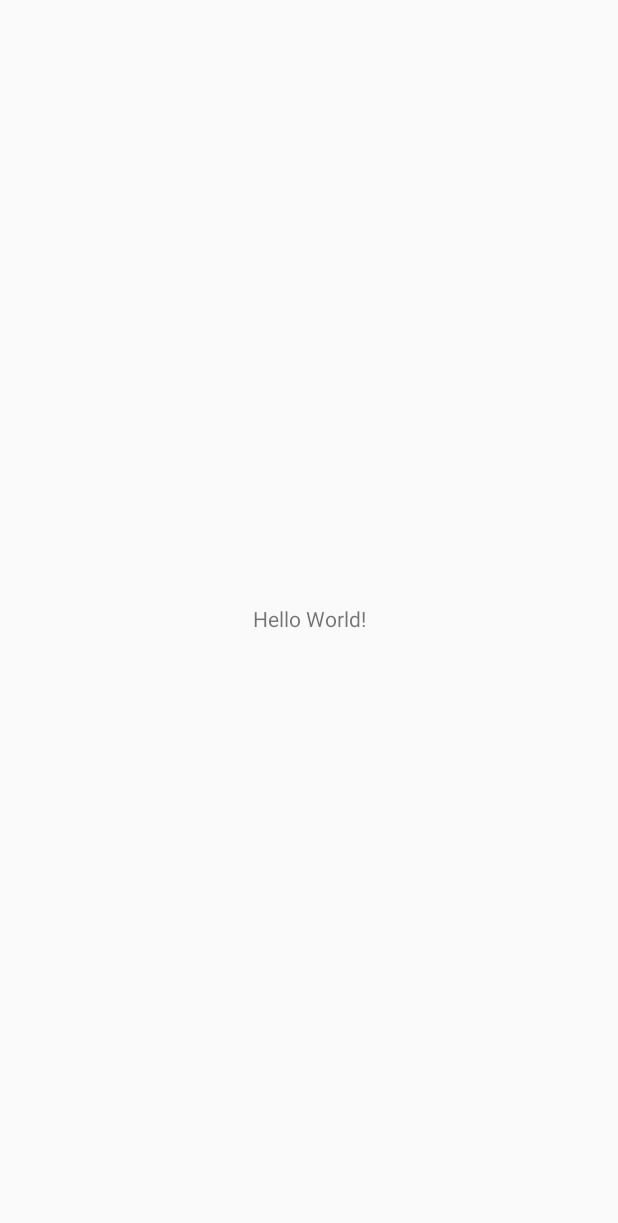
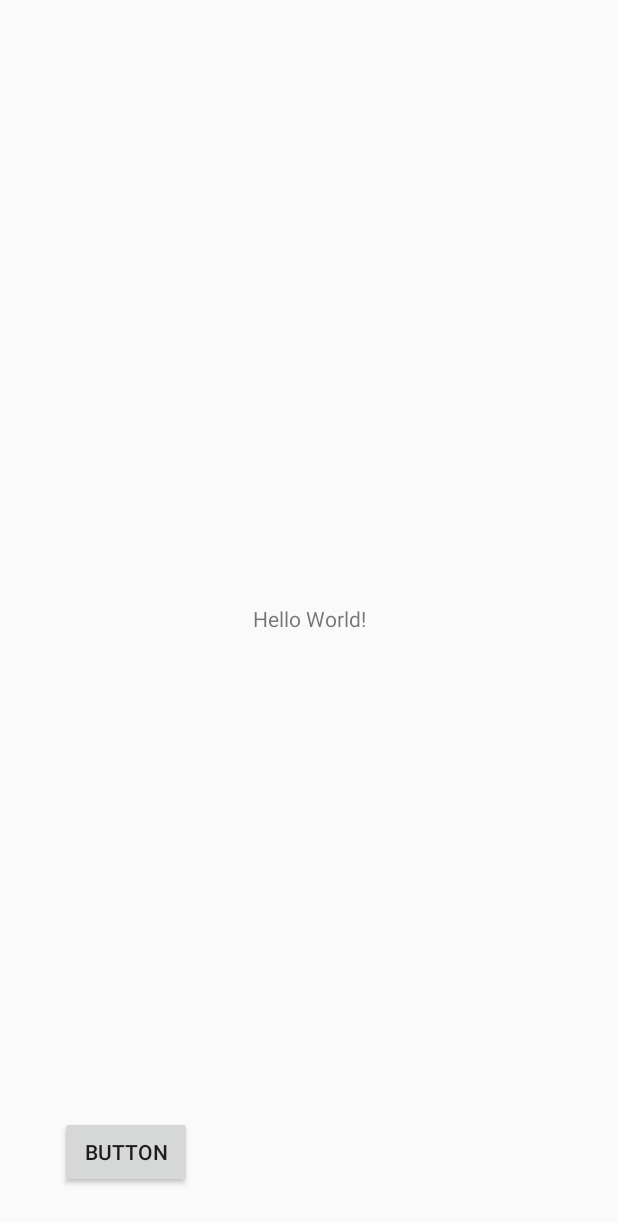
Before and after one commit to kzysmrt/CheerPonForAndroid, an Android app: the screen it shows after launch (MainActivity), on a phone screen of 412 x 824 dp. Before the commit the part shown is almost empty. Shown: the top 1223 px of the screen. Run offline under Robolectric (Android 15) with nearby library versions, the phone set to English and light mode, and no system bars.

Commit message:
2020031902

```diff
--- a/app/src/main/res/layout/activity_main.xml
+++ b/app/src/main/res/layout/activity_main.xml
@@ -15,4 +15,15 @@
         app:layout_constraintRight_toRightOf="parent"
         app:layout_constraintTop_toTopOf="parent" />
 
+    <Button
+        android:id="@+id/button_send"
+        android:layout_width="wrap_content"
+        android:layout_height="wrap_content"
+        android:layout_marginStart="40dp"
+        android:layout_marginLeft="40dp"
+        android:layout_marginBottom="32dp"
+        android:text="Button"
+        app:layout_constraintBottom_toBottomOf="parent"
+        app:layout_constraintStart_toStartOf="parent" />
+
 </androidx.constraintlayout.widget.ConstraintLayout>
```
Also changed, not shown: app/src/main/java/com/example/cheerpon/BackgroundService.kt (+26 -3 lines), app/src/main/java/com/example/cheerpon/MainActivity.kt (+36 -0 lines), app/src/main/java/com/example/cheerpon/MyNotificationMessages.kt (added, +51 -0 lines), 1 other file.
